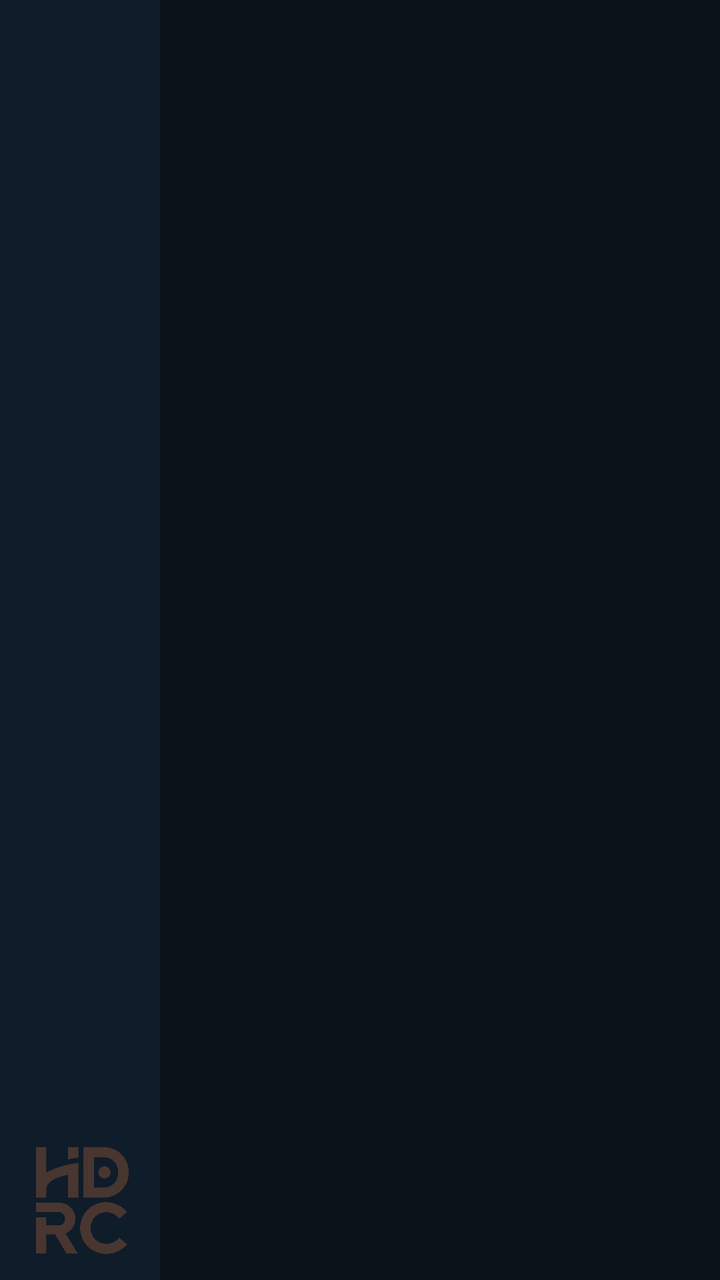
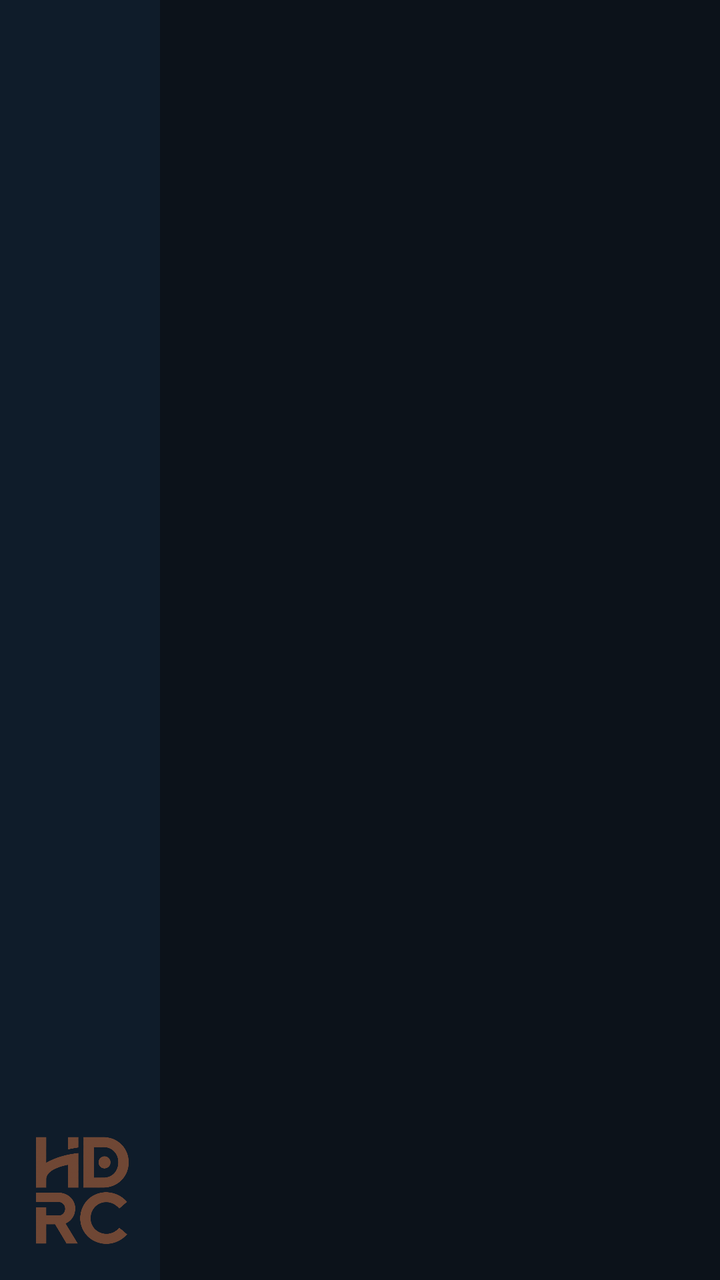

Two renders of the same Android screen: before a commit and after it. Below are the layout's source before the change and the commit's diff.
<!-- AndroidManifest.xml: application theme Theme.HDRezkaCustom -->
<!-- res/layout/activity_main.xml -->
<?xml version="1.0" encoding="utf-8"?>
<LinearLayout xmlns:android="http://schemas.android.com/apk/res/android"
	xmlns:tools="http://schemas.android.com/tools"
	xmlns:app="http://schemas.android.com/apk/res-auto"
	android:id="@+id/main"
	android:layout_width="match_parent"
	android:layout_height="match_parent"
	android:orientation="horizontal"
	tools:context=".MainActivity">

	<FrameLayout
		android:id="@+id/playerContainer"
		android:layout_width="wrap_content"
		android:layout_height="match_parent"
		android:background="@null"
		android:focusable="false"/>

	<FrameLayout
		android:layout_width="wrap_content"
		android:layout_height="match_parent"
		android:layout_gravity="center_horizontal"
		android:background="@color/main_foreground">

		<LinearLayout
			android:id="@+id/navigationContainer"
			android:layout_width="wrap_content"
			android:layout_height="match_parent"
			android:layout_gravity="center"
			android:background="@color/main_foreground"
			android:gravity="center"
			android:orientation="vertical"/>

		<ImageView
			android:layout_width="80dp"
			android:layout_height="80dp"
			android:layout_alignParentBottom="true"
			android:layout_gravity="bottom"
			android:alpha="0.3"
			android:focusable="false"
			android:focusableInTouchMode="false"
			android:padding="10dp"
			android:tint="@color/main_text"
			android:tintMode="src_in"
			app:srcCompat="@drawable/hdrc_logo_2" />

	</FrameLayout>


	<FrameLayout
		android:id="@+id/panelContainer"
		android:layout_width="match_parent"
		android:layout_height="match_parent"
		android:background="@color/main_background"
		android:descendantFocusability="afterDescendants"
		android:focusable="false"/>

</LinearLayout>
<!-- resources referenced by this layout -->
<resources>
  <color name="main_background">#0C121A</color>
  <color name="main_foreground">#0F1C2A</color>
  <color name="main_text">#D0723F</color>
  <!-- drawable hdrc_logo_2: png bitmap (drawable, 15591 bytes) -->
  <style name="Theme.HDRezkaCustom" parent="Base.Theme.HDRezkaCustom" />
  <style name="Base.Theme.HDRezkaCustom" parent="Theme.Material3.DayNight.NoActionBar">
          
          
          <item name="android:fontFamily">@font/scada</item>
      </style>
</resources>

<!-- the commit's change to res/layout/activity_main.xml (unified diff, before → after) -->
@@ -35,7 +35,8 @@
 			android:layout_height="80dp"
 			android:layout_alignParentBottom="true"
 			android:layout_gravity="bottom"
-			android:alpha="0.3"
+			android:layout_marginBottom="5dp"
+			android:alpha="0.5"
 			android:focusable="false"
 			android:focusableInTouchMode="false"
 			android:padding="10dp"
